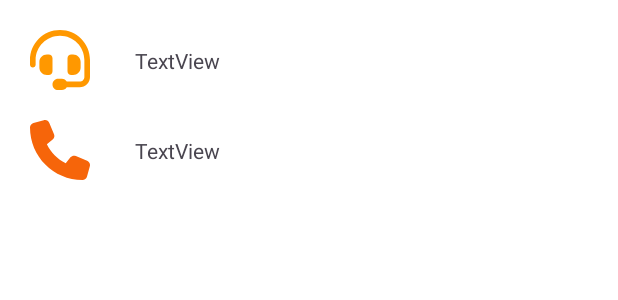
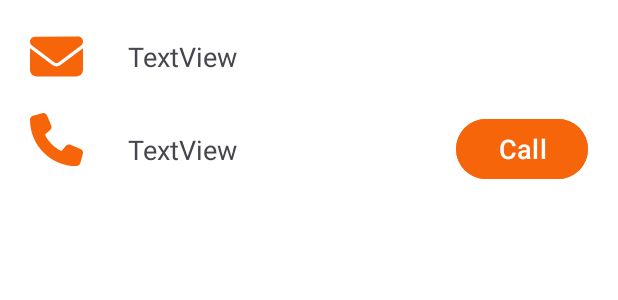
Before and after one commit to LuciaNgo/Pizza_3Ps, an Android app: the layout activity_customer_service.xml on its own in the app's theme, with its tools: preview values and no code run, on a phone screen of 412 x 824 dp. Shown: the top 300 px of the screen. Run offline under Robolectric (Android 15) with nearby library versions, the phone set to English and light mode, and no system bars.

Commit message:
push customer service to Lucia

```diff
--- a/app/src/main/java/com/example/pizza3ps/activity/CustomerServiceActivity.kt
+++ b/app/src/main/java/com/example/pizza3ps/activity/CustomerServiceActivity.kt
@@ -14,6 +14,7 @@ import androidx.core.content.ContextCompat
 import androidx.core.view.ViewCompat
 import androidx.core.view.WindowInsetsCompat
 import com.example.pizza3ps.R
+import com.google.android.material.button.MaterialButton
 import com.google.firebase.firestore.FirebaseFirestore
 
 class CustomerServiceActivity : AppCompatActivity() {
@@ -55,7 +56,7 @@ class CustomerServiceActivity : AppCompatActivity() {
                 Log.d("Firestore", "Lỗi khi đọc document: ", exception)
             }
 
-        phone.setOnClickListener {
+        findViewById<MaterialButton>(R.id.btnMakeCall).setOnClickListener {
             val phoneNumber = phone.text.toString()
             Log.d("phoneNumber", "$phoneNumber")
             val callIntent = Intent(Intent.ACTION_CALL).apply {
--- a/app/src/main/res/layout/activity_account.xml
+++ b/app/src/main/res/layout/activity_account.xml
@@ -23,7 +23,7 @@
             android:layout_height="40dp"
             android:background="#00FFFFFF"
             android:src="@drawable/ic_headphones"
-            android:tint="#FF9800"
+            app:tint="@color/orange"
             app:layout_constraintStart_toStartOf="parent"
             app:layout_constraintTop_toTopOf="parent" />
 
--- a/app/src/main/res/layout/activity_customer_service.xml
+++ b/app/src/main/res/layout/activity_customer_service.xml
@@ -5,36 +5,26 @@
     android:id="@+id/main"
     android:layout_width="match_parent"
     android:layout_height="match_parent"
-    tools:context=".activity.CustomerServiceActivity">
+    tools:context=".activity.CustomerServiceActivity"
+    android:padding="20dp">
 
     <androidx.constraintlayout.widget.ConstraintLayout
         android:id="@+id/customerServiceMail"
-        android:layout_width="wrap_content"
+        android:layout_width="match_parent"
         android:layout_height="wrap_content"
-        android:layout_marginStart="20dp"
-        android:layout_marginTop="20dp"
         android:background="@android:color/transparent"
         app:layout_constraintStart_toStartOf="parent"
         app:layout_constraintTop_toTopOf="parent">
 
-<!--        <ImageView-->
-<!--            android:id="@+id/customerServiceMailIcon"-->
-<!--            android:layout_width="40dp"-->
-<!--            android:layout_height="40dp"-->
-<!--            android:background="@android:color/transparent"-->
-<!--            android:tint="@color/orange"-->
-<!--            app:layout_constraintStart_toStartOf="parent"-->
-<!--            app:layout_constraintTop_toTopOf="parent"-->
-<!--            tools:srcCompat="@drawable/ic_mail" />-->
         <ImageView
             android:id="@+id/customerServiceMailIcon"
-            android:layout_width="40dp"
-            android:layout_height="40dp"
-            android:background="#00FFFFFF"
-            android:src="@drawable/ic_headphones"
-            android:tint="#FF9800"
+            android:layout_width="35dp"
+            android:layout_height="35dp"
+            android:background="@android:color/transparent"
+            app:tint="@color/orange"
             app:layout_constraintStart_toStartOf="parent"
-            app:layout_constraintTop_toTopOf="parent" />
+            app:layout_constraintTop_toTopOf="parent"
+            android:src="@drawable/ic_mail" />
 
         <TextView
             android:id="@+id/customerServiceMailValue"
@@ -43,6 +33,7 @@
             android:layout_marginStart="30dp"
             android:background="@android:color/transparent"
             android:text="TextView"
+            android:textSize="18sp"
             app:layout_constraintBottom_toBottomOf="parent"
             app:layout_constraintStart_toEndOf="@+id/customerServiceMailIcon"
             app:layout_constraintTop_toTopOf="parent" />
@@ -50,23 +41,22 @@
 
     <androidx.constraintlayout.widget.ConstraintLayout
         android:id="@+id/customerServicePhone"
-        android:layout_width="wrap_content"
+        android:layout_width="match_parent"
         android:layout_height="wrap_content"
-        android:layout_marginStart="20dp"
-        android:layout_marginTop="20dp"
         android:background="@android:color/transparent"
         app:layout_constraintStart_toStartOf="parent"
-        app:layout_constraintTop_toBottomOf="@+id/customerServiceMail">
+        app:layout_constraintTop_toBottomOf="@+id/customerServiceMail"
+        android:layout_marginTop="20dp">
 
         <ImageView
             android:id="@+id/customerServicePhoneIcon"
-            android:layout_width="40dp"
-            android:layout_height="40dp"
+            android:layout_width="35dp"
+            android:layout_height="35dp"
             android:background="@android:color/transparent"
-            android:tint="@color/orange"
+            app:tint="@color/orange"
             app:layout_constraintStart_toStartOf="parent"
             app:layout_constraintTop_toTopOf="parent"
-            tools:srcCompat="@drawable/ic_phone" />
+            android:src="@drawable/ic_phone" />
 
         <TextView
             android:id="@+id/customerServicePhoneValue"
@@ -75,9 +65,22 @@
             android:layout_marginStart="30dp"
             android:background="@android:color/transparent"
             android:text="TextView"
+            android:textSize="18sp"
             app:layout_constraintBottom_toBottomOf="parent"
             app:layout_constraintStart_toEndOf="@+id/customerServicePhoneIcon"
             app:layout_constraintTop_toTopOf="parent" />
+
+        <com.google.android.material.button.MaterialButton
+            android:id="@+id/btnMakeCall"
+            android:layout_width="wrap_content"
+            android:layout_height="wrap_content"
+            android:backgroundTint="@color/orange"
+            android:text="@string/make_a_call"
+            android:textSize="18sp"
+            app:layout_constraintTop_toTopOf="parent"
+            app:layout_constraintEnd_toEndOf="parent">
+
+        </com.google.android.material.button.MaterialButton>
     </androidx.constraintlayout.widget.ConstraintLayout>
 
 </androidx.constraintlayout.widget.ConstraintLayout>
--- a/app/src/main/res/values/strings.xml
+++ b/app/src/main/res/values/strings.xml
@@ -18,4 +18,5 @@
     <string name="already_have_an_account">Already have an account?</string>
     <!-- TODO: Remove or change this placeholder text -->
     <string name="hello_blank_fragment">Hello blank fragment</string>
+    <string name="make_a_call">Call</string>
 </resources>
```
